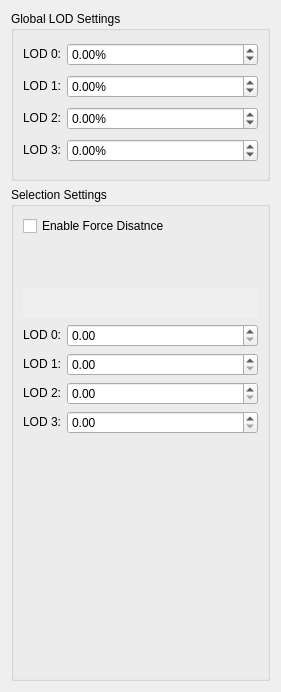
The window that Tools/ResourceEditor/DataQt/LODEditor.ui (xaoctech/dava.engine) describes before a commit, drawn with Qt 5.
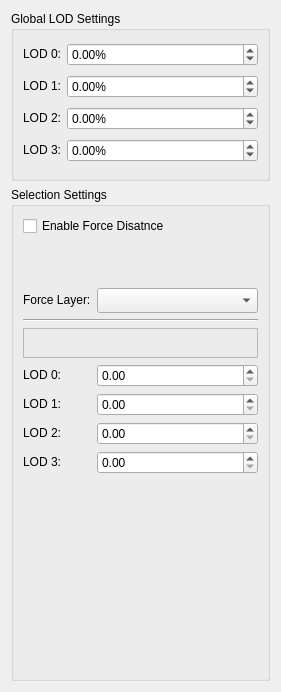
The same window after the commit. Custom widgets are drawn as their Qt base class.

Commit message: [DF-1519] Added Lod distance controls. Added slider with labels

```diff
--- a/Tools/ResourceEditor/DataQt/LODEditor.ui
+++ b/Tools/ResourceEditor/DataQt/LODEditor.ui
@@ -208,26 +208,7 @@
           </property>
          </widget>
         </item>
-        <item row="2" column="0" colspan="2">
-         <widget class="QWidget" name="distanceSlider" native="true">
-          <property name="sizePolicy">
-           <sizepolicy hsizetype="Preferred" vsizetype="Fixed">
-            <horstretch>0</horstretch>
-            <verstretch>0</verstretch>
-           </sizepolicy>
-          </property>
-          <property name="minimumSize">
-           <size>
-            <width>0</width>
-            <height>30</height>
-           </size>
-          </property>
-          <property name="autoFillBackground">
-           <bool>true</bool>
-          </property>
-         </widget>
-        </item>
-        <item row="3" column="0">
+        <item row="5" column="0">
          <widget class="QLabel" name="lod0Name">
           <property name="sizePolicy">
            <sizepolicy hsizetype="Fixed" vsizetype="Fixed">
@@ -246,7 +227,7 @@
           </property>
          </widget>
         </item>
-        <item row="3" column="1">
+        <item row="5" column="1">
          <widget class="EventFilterDoubleSpinBox" name="lod0Distance">
           <property name="sizePolicy">
            <sizepolicy hsizetype="Expanding" vsizetype="Fixed">
@@ -265,7 +246,7 @@
           </property>
          </widget>
         </item>
-        <item row="4" column="0">
+        <item row="6" column="0">
          <widget class="QLabel" name="lod1Name">
           <property name="sizePolicy">
            <sizepolicy hsizetype="Fixed" vsizetype="Fixed">
@@ -284,7 +265,7 @@
           </property>
          </widget>
         </item>
-        <item row="4" column="1">
+        <item row="6" column="1">
          <widget class="EventFilterDoubleSpinBox" name="lod1Distance">
           <property name="sizePolicy">
            <sizepolicy hsizetype="Expanding" vsizetype="Fixed">
@@ -303,7 +284,7 @@
           </property>
          </widget>
         </item>
-        <item row="5" column="0">
+        <item row="7" column="0">
          <widget class="QLabel" name="lod2Name">
           <property name="sizePolicy">
            <sizepolicy hsizetype="Fixed" vsizetype="Fixed">
@@ -322,7 +303,7 @@
           </property>
          </widget>
         </item>
-        <item row="5" column="1">
+        <item row="7" column="1">
          <widget class="EventFilterDoubleSpinBox" name="lod2Distance">
           <property name="sizePolicy">
            <sizepolicy hsizetype="Expanding" vsizetype="Fixed">
@@ -341,7 +322,7 @@
           </property>
          </widget>
         </item>
-        <item row="6" column="0">
+        <item row="8" column="0">
          <widget class="QLabel" name="lod3Name">
           <property name="sizePolicy">
            <sizepolicy hsizetype="Fixed" vsizetype="Fixed">
@@ -360,7 +341,7 @@
           </property>
          </widget>
         </item>
-        <item row="6" column="1">
+        <item row="8" column="1">
          <widget class="EventFilterDoubleSpinBox" name="lod3Distance">
           <property name="sizePolicy">
            <sizepolicy hsizetype="Expanding" vsizetype="Fixed">
@@ -379,7 +360,87 @@
           </property>
          </widget>
         </item>
-        <item row="7" column="0">
+        <item row="1" column="0" colspan="2">
+         <widget class="LabeledSlider" name="forceSlider" native="true">
+          <property name="sizePolicy">
+           <sizepolicy hsizetype="Preferred" vsizetype="Minimum">
+            <horstretch>0</horstretch>
+            <verstretch>0</verstretch>
+           </sizepolicy>
+          </property>
+          <property name="minimumSize">
+           <size>
+            <width>0</width>
+            <height>40</height>
+           </size>
+          </property>
+         </widget>
+        </item>
+        <item row="3" column="0" colspan="2">
+         <widget class="Line" name="line">
+          <property name="sizePolicy">
+           <sizepolicy hsizetype="Expanding" vsizetype="Fixed">
+            <horstretch>0</horstretch>
+            <verstretch>0</verstretch>
+           </sizepolicy>
+          </property>
+          <property name="orientation">
+           <enum>Qt::Horizontal</enum>
+          </property>
+         </widget>
+        </item>
+        <item row="4" column="0" colspan="2">
+         <widget class="DistanceSlider" name="distanceSlider">
+          <property name="sizePolicy">
+           <sizepolicy hsizetype="Preferred" vsizetype="Fixed">
+            <horstretch>0</horstretch>
+            <verstretch>0</verstretch>
+           </sizepolicy>
+          </property>
+          <property name="minimumSize">
+           <size>
+            <width>0</width>
+            <height>30</height>
+           </size>
+          </property>
+          <property name="autoFillBackground">
+           <bool>false</bool>
+          </property>
+          <property name="frameShape">
+           <enum>QFrame::StyledPanel</enum>
+          </property>
+          <property name="frameShadow">
+           <enum>QFrame::Sunken</enum>
+          </property>
+          <property name="lineWidth">
+           <number>1</number>
+          </property>
+         </widget>
+        </item>
+        <item row="2" column="0">
+         <widget class="QLabel" name="forceLayerLabel">
+          <property name="sizePolicy">
+           <sizepolicy hsizetype="Fixed" vsizetype="Fixed">
+            <horstretch>0</horstretch>
+            <verstretch>0</verstretch>
+           </sizepolicy>
+          </property>
+          <property name="text">
+           <string>Force Layer:</string>
+          </property>
+         </widget>
+        </item>
+        <item row="2" column="1">
+         <widget class="QComboBox" name="forceLayer">
+          <property name="minimumSize">
+           <size>
+            <width>0</width>
+            <height>25</height>
+           </size>
+          </property>
+         </widget>
+        </item>
+        <item row="9" column="0">
          <spacer name="verticalSpacer">
           <property name="orientation">
            <enum>Qt::Vertical</enum>
@@ -427,6 +488,12 @@
    <header>Tools/LabeledSlider/LabeledSlider.h</header>
    <container>1</container>
   </customwidget>
+  <customwidget>
+   <class>DistanceSlider</class>
+   <extends>QFrame</extends>
+   <header>DockLODEditor/DistanceSlider.h</header>
+   <container>1</container>
+  </customwidget>
  </customwidgets>
  <resources/>
  <connections/>
```
Left out of the diff: 16 changed lines with no effect on the pictures. The commit also changes 9 other files.
